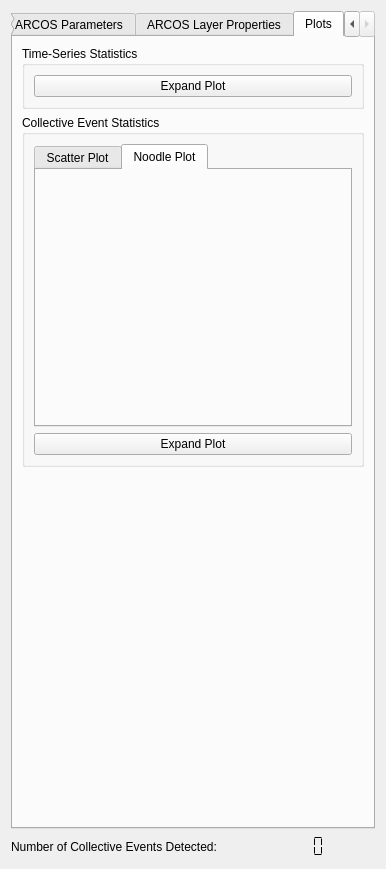
Qt form src/arcos_gui/_ui/ARCOS_widget.ui (bgraedel/arcos-gui) before a commit.
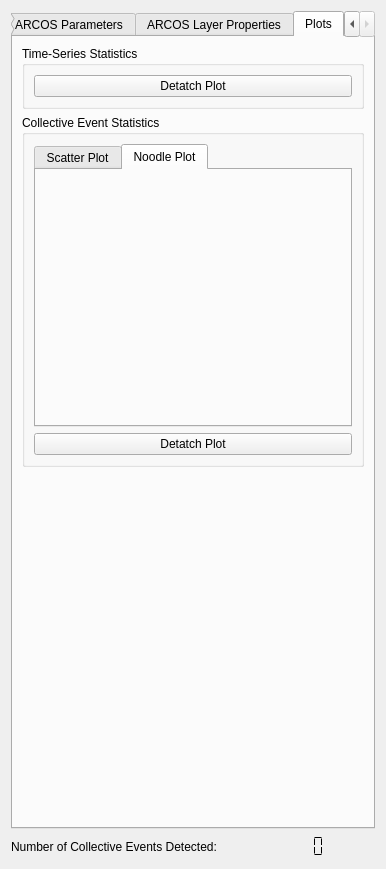
The same form after that commit. The open tabs and pages were chosen to show the change.

Commit message: parameter export module

```diff
--- a/src/arcos_gui/_ui/ARCOS_widget.ui
+++ b/src/arcos_gui/_ui/ARCOS_widget.ui
@@ -1269,7 +1269,7 @@
           <item>
            <widget class="QPushButton" name="expand_plot_2">
             <property name="text">
-             <string>Expand Plot</string>
+             <string>Detatch Plot</string>
             </property>
            </widget>
           </item>
@@ -1321,7 +1321,7 @@
           <item>
            <widget class="QPushButton" name="expand_plot">
             <property name="text">
-             <string>Expand Plot</string>
+             <string>Detatch Plot</string>
             </property>
            </widget>
           </item>
```
The commit also changes 2 other files.
